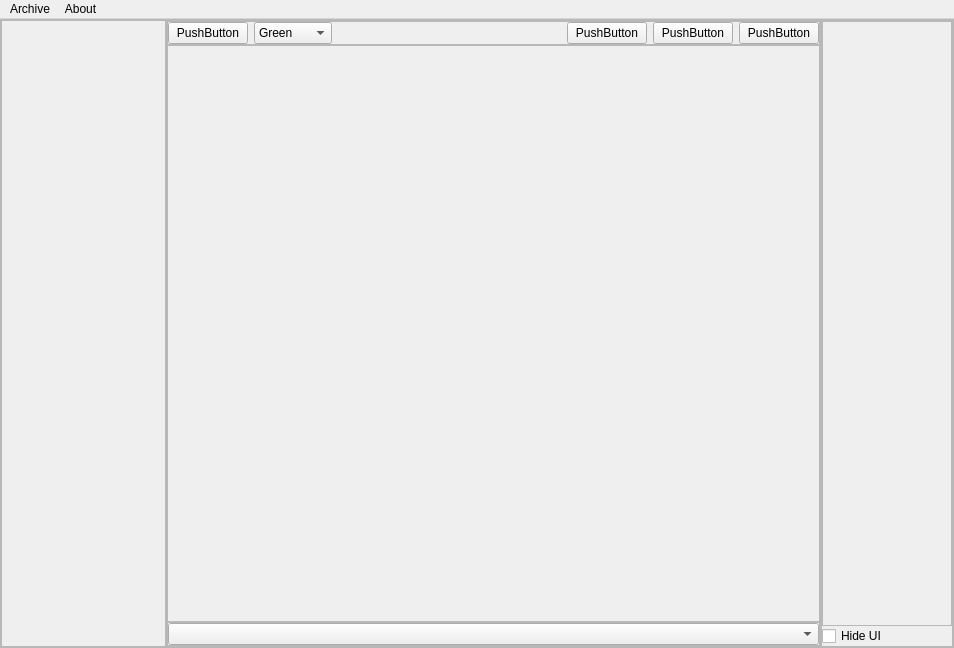
Above: main.ui from Gemmstone/PyNGtuber before the change. Below: the same form after it.
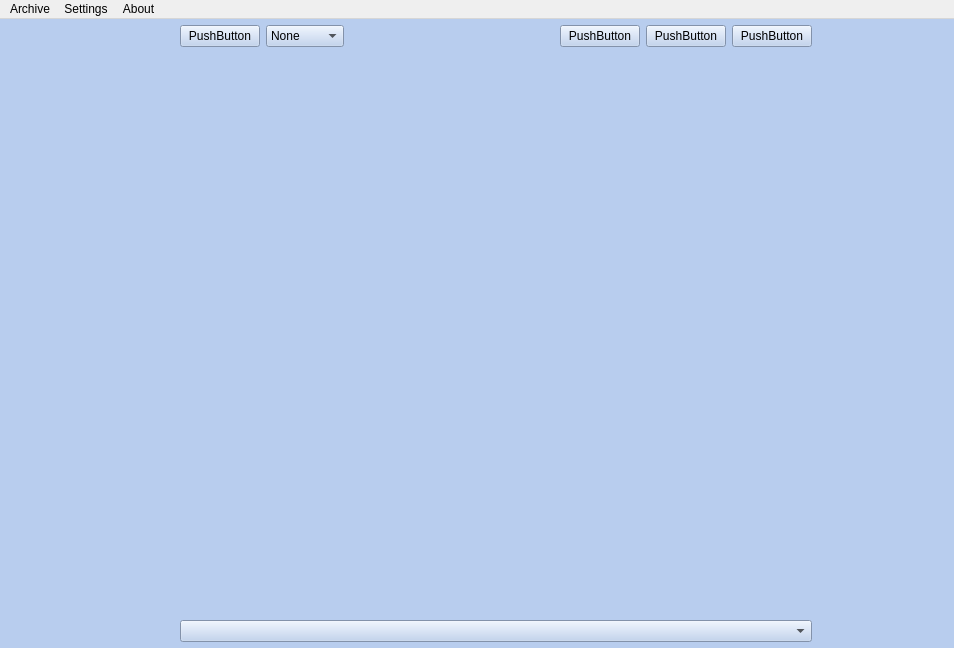
That is the form after the change.

Diff of the .ui file:
```diff
--- a/main.ui
+++ b/main.ui
@@ -18,7 +18,10 @@
   </property>
   <widget class="QWidget" name="centralwidget">
    <property name="styleSheet">
-    <string notr="true"/>
+    <string notr="true">QWidget{
+	background: #b8cdee;
+	color: black;
+}</string>
    </property>
    <layout class="QHBoxLayout" name="horizontalLayout">
     <property name="spacing">
@@ -42,14 +45,14 @@
        <string notr="true"/>
       </property>
       <property name="frameShape">
-       <enum>QFrame::StyledPanel</enum>
+       <enum>QFrame::NoFrame</enum>
       </property>
       <property name="frameShadow">
        <enum>QFrame::Raised</enum>
       </property>
       <layout class="QHBoxLayout" name="horizontalLayout_4">
        <property name="spacing">
-        <number>0</number>
+        <number>6</number>
        </property>
        <property name="leftMargin">
         <number>0</number>
@@ -61,6 +64,21 @@
         <number>0</number>
        </property>
        <property name="bottomMargin">
+        <number>0</number>
+       </property>
+       <item>
+        <widget class="QFrame" name="frame_4">
+         <property name="frameShape">
+          <enum>QFrame::NoFrame</enum>
+         </property>
+         <property name="frameShadow">
+          <enum>QFrame::Raised</enum>
+         </property>
+         <layout class="QVBoxLayout" name="verticalLayout_6">
+          <property name="spacing">
+           <number>0</number>
+          </property>
+          <property name="rightMargin">
         <number>0</number>
        </property>
        <item>
@@ -83,6 +101,9 @@
            <height>16777215</height>
           </size>
          </property>
+            <property name="frameShape">
+             <enum>QFrame::NoFrame</enum>
+            </property>
          <property name="verticalScrollBarPolicy">
           <enum>Qt::ScrollBarAlwaysOff</enum>
          </property>
@@ -97,8 +118,8 @@
            <rect>
             <x>0</x>
             <y>0</y>
-            <width>161</width>
-            <height>606</height>
+               <width>165</width>
+               <height>602</height>
            </rect>
           </property>
           <layout class="QVBoxLayout" name="verticalLayout">
@@ -121,6 +142,9 @@
          </widget>
         </widget>
        </item>
+         </layout>
+        </widget>
+       </item>
        <item>
         <widget class="QFrame" name="mainFrame">
          <property name="sizePolicy">
@@ -133,14 +157,14 @@
           <string notr="true"/>
          </property>
          <property name="frameShape">
-          <enum>QFrame::StyledPanel</enum>
+          <enum>QFrame::NoFrame</enum>
          </property>
          <property name="frameShadow">
-          <enum>QFrame::Raised</enum>
+          <enum>QFrame::Plain</enum>
          </property>
          <layout class="QVBoxLayout" name="verticalLayout_3">
           <property name="spacing">
-           <number>0</number>
+           <number>6</number>
           </property>
           <property name="leftMargin">
            <number>0</number>
@@ -157,7 +181,7 @@
           <item>
            <widget class="QFrame" name="frame">
             <property name="frameShape">
-             <enum>QFrame::StyledPanel</enum>
+             <enum>QFrame::NoFrame</enum>
             </property>
             <property name="frameShadow">
              <enum>QFrame::Raised</enum>
@@ -167,7 +191,7 @@
               <number>0</number>
              </property>
              <property name="topMargin">
-              <number>0</number>
+              <number>6</number>
              </property>
              <property name="rightMargin">
               <number>0</number>
@@ -184,6 +208,11 @@
              </item>
              <item>
               <widget class="QComboBox" name="comboBox">
+               <item>
+                <property name="text">
+                 <string>None</string>
+                </property>
+               </item>
                <item>
                 <property name="text">
                  <string>Green</string>
@@ -262,7 +291,7 @@
              </sizepolicy>
             </property>
             <property name="frameShape">
-             <enum>QFrame::StyledPanel</enum>
+             <enum>QFrame::NoFrame</enum>
             </property>
             <property name="frameShadow">
              <enum>QFrame::Raised</enum>
@@ -289,7 +318,7 @@
           <item>
            <widget class="QFrame" name="frame_2">
             <property name="frameShape">
-             <enum>QFrame::StyledPanel</enum>
+             <enum>QFrame::NoFrame</enum>
             </property>
             <property name="frameShadow">
              <enum>QFrame::Raised</enum>
@@ -305,7 +334,7 @@
               <number>0</number>
              </property>
              <property name="bottomMargin">
-              <number>0</number>
+              <number>6</number>
              </property>
              <item>
               <widget class="QComboBox" name="microphones">
@@ -323,7 +352,7 @@
        <item>
         <widget class="QFrame" name="frame_3">
          <property name="frameShape">
-          <enum>QFrame::StyledPanel</enum>
+          <enum>QFrame::NoFrame</enum>
          </property>
          <property name="frameShadow">
           <enum>QFrame::Raised</enum>
@@ -336,13 +365,13 @@
            <number>0</number>
           </property>
           <property name="topMargin">
-           <number>0</number>
+           <number>6</number>
           </property>
           <property name="rightMargin">
-           <number>0</number>
+           <number>6</number>
           </property>
           <property name="bottomMargin">
-           <number>0</number>
+           <number>6</number>
           </property>
           <item>
            <widget class="QScrollArea" name="scrollArea_2">
@@ -364,6 +393,9 @@
               <height>16777215</height>
              </size>
             </property>
+            <property name="frameShape">
+             <enum>QFrame::NoFrame</enum>
+            </property>
             <property name="verticalScrollBarPolicy">
              <enum>Qt::ScrollBarAlwaysOff</enum>
             </property>
@@ -378,8 +410,8 @@
               <rect>
                <x>0</x>
                <y>0</y>
-               <width>126</width>
-               <height>576</height>
+               <width>130</width>
+               <height>602</height>
               </rect>
              </property>
              <layout class="QVBoxLayout" name="verticalLayout_4">
@@ -402,22 +434,6 @@
             </widget>
            </widget>
           </item>
-          <item>
-           <widget class="QCheckBox" name="UIhide">
-            <property name="toolTip">
-             <string>Hides the UI when the user goes away</string>
-            </property>
-            <property name="text">
-             <string>Hide UI</string>
-            </property>
-            <property name="checked">
-             <bool>false</bool>
-            </property>
-            <property name="tristate">
-             <bool>false</bool>
-            </property>
-           </widget>
-          </item>
          </layout>
         </widget>
        </item>
@@ -450,7 +466,14 @@
     <addaction name="actionAbout_PyNGtuber"/>
     <addaction name="actionCredits"/>
    </widget>
+   <widget class="QMenu" name="menuSettings">
+    <property name="title">
+     <string>Settings</string>
+    </property>
+    <addaction name="actionHide_UI"/>
+   </widget>
    <addaction name="menuArchive"/>
+   <addaction name="menuSettings"/>
    <addaction name="menuAbout"/>
   </widget>
   <action name="actionLoad_Avatar">
@@ -478,6 +501,20 @@
     <string>Credits</string>
    </property>
   </action>
+  <action name="actionHide_UI">
+   <property name="checkable">
+    <bool>true</bool>
+   </property>
+   <property name="checked">
+    <bool>false</bool>
+   </property>
+   <property name="text">
+    <string>Hide UI</string>
+   </property>
+   <property name="toolTip">
+    <string>Hide UI when cursor is not pressent</string>
+   </property>
+  </action>
  </widget>
  <resources/>
  <connections/>
```
Lines whose indentation alone changed are shown as unchanged.
